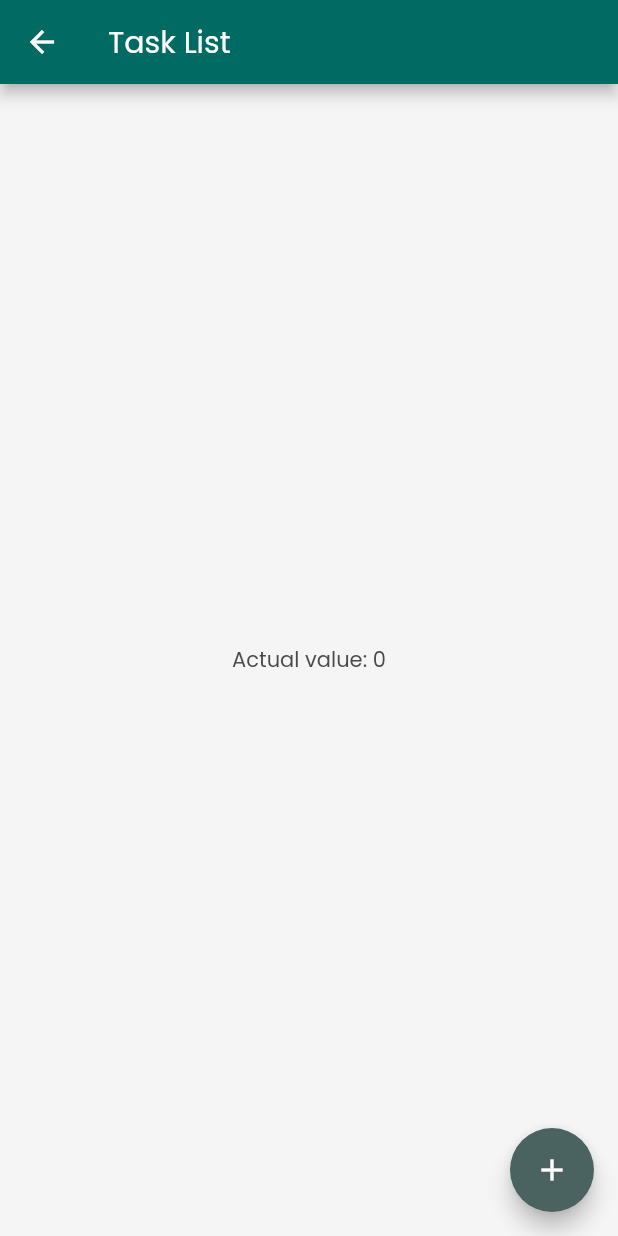
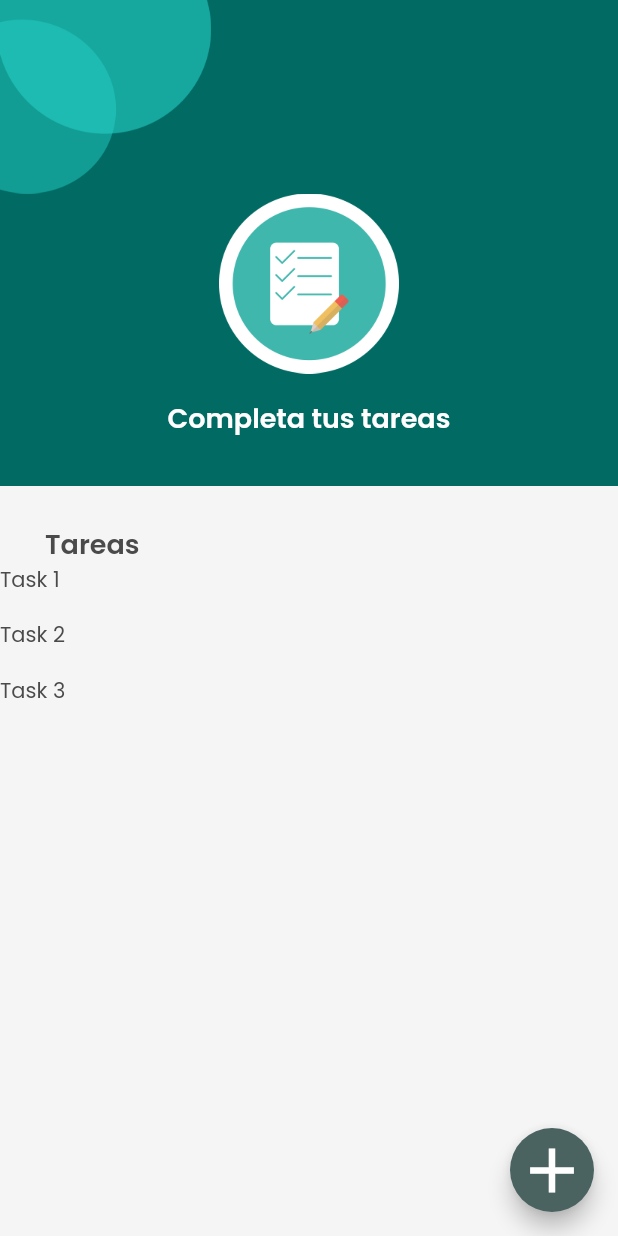
Before and after one commit to masterduck7/todo_list_flutter, a Flutter app: the TaskListView screen opened directly, on a phone screen of 412 x 824 dp. Run offline on Flutter 3.47's test engine with Material 2 defaults, Android fonts, the phone set to English and light mode, and no system bars.

Commit message:
feat(task_list): Create model task, add new asset for view. Update task list view with dummy data

```diff
--- /dev/null
+++ b/lib/app/model/task.dart
@@ -0,0 +1,6 @@
+class Task{
+  Task(this.title, {this.done = false});
+
+  final String title;
+  final bool done;
+}
--- a/lib/app/views/task_list/task_list_view.dart
+++ b/lib/app/views/task_list/task_list_view.dart
@@ -1,30 +1,60 @@
 import 'package:flutter/material.dart';
+import 'package:todo_list_flutter/app/model/task.dart';
+import 'package:todo_list_flutter/app/views/components/text_title.dart';
+import 'package:todo_list_flutter/app/views/components/vector.dart';
 
-class TaskListView extends StatefulWidget {
+class TaskListView extends StatelessWidget {
   const TaskListView({Key? key}) : super(key: key);
-
-  @override
-  State<TaskListView> createState() => _TaskListViewState();
-}
-
-class _TaskListViewState extends State<TaskListView> {
-  int count = 0;
-
   @override
   Widget build(BuildContext context) {
     return Scaffold(
-      appBar: AppBar(
-        title: const Text("Task List"),
+      body: Column(
+        crossAxisAlignment: CrossAxisAlignment.start,
+        children: [
+          Container(
+            width: double.infinity,
+            color: Theme.of(context).colorScheme.primary,
+            child: Column(
+              children: [
+                Row(children: const [Vector()]),
+                Column(
+                  children: [
+                    Image.asset(
+                      'assets/images/tasks-list-image.png',
+                      width: 120,
+                      height: 120,
+                    ),
+                    const SizedBox(height: 16),
+                    const TextTitle(text: 'Completa tus tareas', color: Colors.white),
+                    const SizedBox(height: 32),
+                  ],
+                )
+              ],
+            ),
+          ),
+          const Padding(
+              padding: EdgeInsets.only(left: 30, right: 30, top: 25),
+              child: TextTitle(text: 'Tareas')
+          ),
+          Expanded(
+            child: ListView.separated(
+                itemCount: taskList.length,
+                separatorBuilder: (a,b) => const SizedBox(height: 16),
+                itemBuilder: (_, index) => Text(taskList[index].title),
+            ),
+          )
+        ],
       ),
-      body: Center(child: Text("Actual value: $count")),
-        floatingActionButton: FloatingActionButton(
-          onPressed: () {
-            setState(() {
-              count++;
-            });
-          },
-          child: const Icon(Icons.add)
-        ),
-      );
+      floatingActionButton: FloatingActionButton(
+        onPressed: () {},
+        child: const Icon(Icons.add, size: 50),
+      ),
+    );
   }
 }
+
+final taskList = [
+  Task("Task 1"),
+  Task("Task 2"),
+  Task("Task 3"),
+];
```
Also changed, not shown: assets/images/tasks-list-image.png (added).
